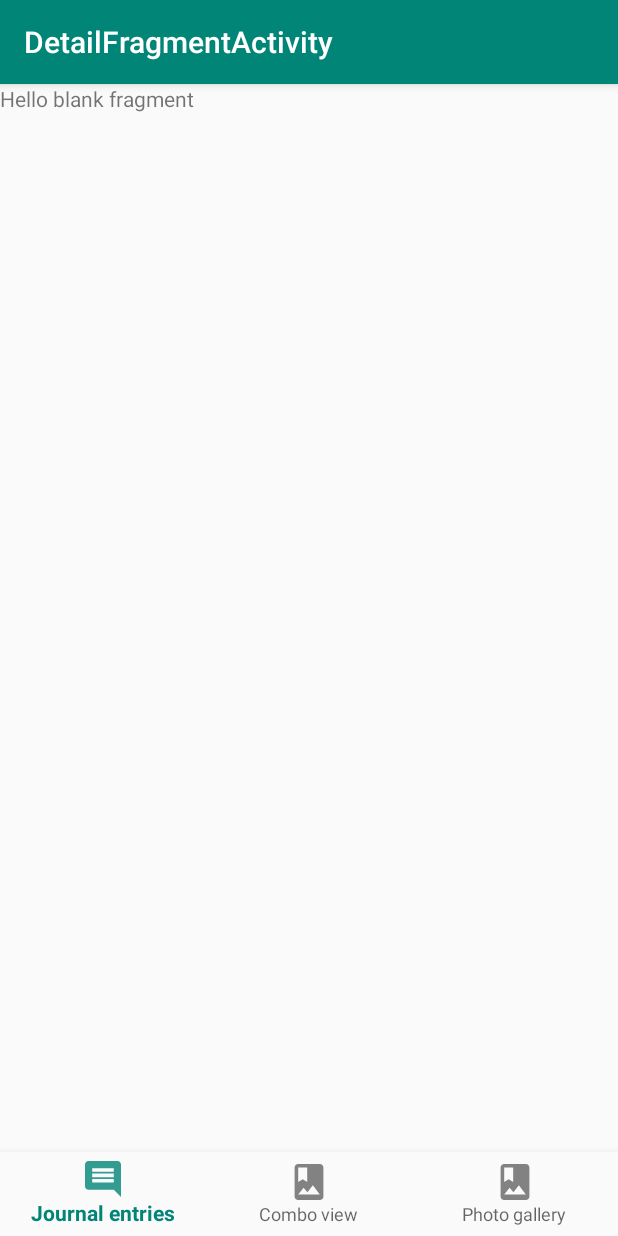
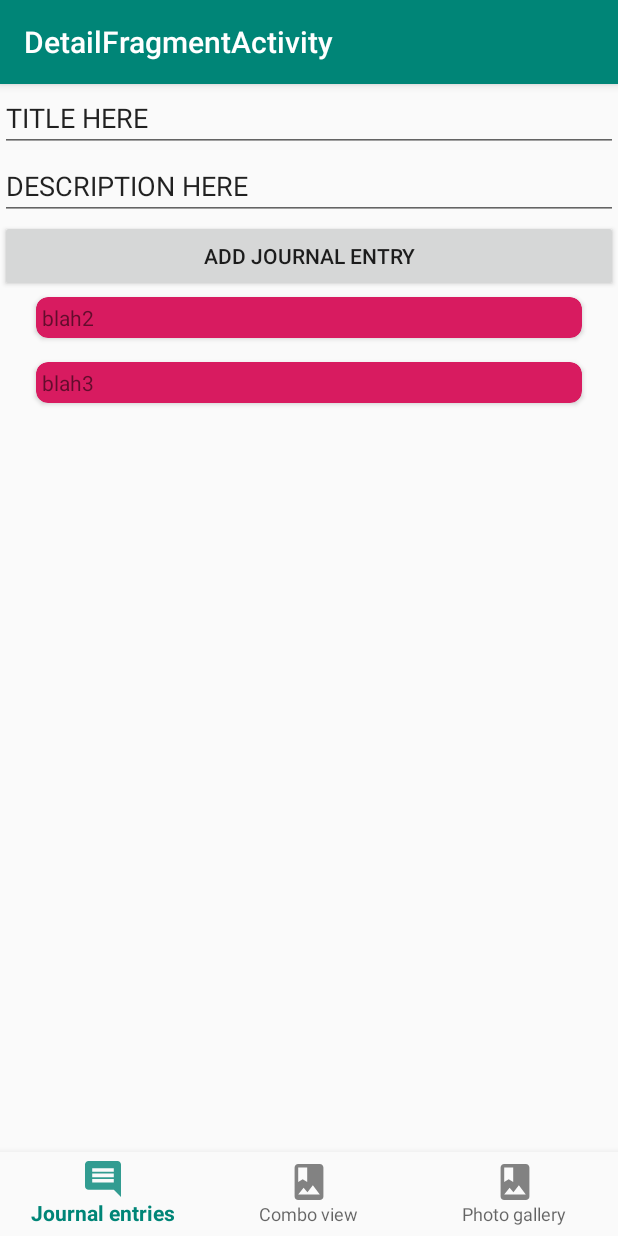
Before and after one commit to Build-Week-Bucket-List/android, an Android app: the fragment JournalItemDetailFragment placed in its activity, on a phone screen of 412 x 824 dp. Run offline under Robolectric (Android 15) with nearby library versions, the phone set to English and light mode, and no system bars; our stand-ins replace navigation-ui.

Commit message:
working on JournalItemDetailFragment.kt

```diff
--- a/app/src/main/java/com/rybarstudios/bucketlist/fragment/JournalItemDetailFragment.kt
+++ b/app/src/main/java/com/rybarstudios/bucketlist/fragment/JournalItemDetailFragment.kt
@@ -7,8 +7,11 @@ import androidx.fragment.app.Fragment
 import android.view.LayoutInflater
 import android.view.View
 import android.view.ViewGroup
+import androidx.recyclerview.widget.LinearLayoutManager
 
 import com.rybarstudios.bucketlist.R
+import com.rybarstudios.bucketlist.adapter.JournalItemRecyclerViewAdapter
+import kotlinx.android.synthetic.main.fragment_journal_item_list.*
 
 // TODO: Rename parameter arguments, choose names that match
 // the fragment initialization parameters, e.g. ARG_ITEM_NUMBER
@@ -29,6 +32,8 @@ class JournalItemDetailFragment : Fragment() {
     private var param2: String? = null
     private var listener: OnJournalItemFragmentInteractionListener? = null
 
+    val journalList = mutableListOf<String>("blah", "blah2", "blah3")
+
     override fun onCreate(savedInstanceState: Bundle?) {
         super.onCreate(savedInstanceState)
         arguments?.let {
@@ -42,7 +47,21 @@ class JournalItemDetailFragment : Fragment() {
         savedInstanceState: Bundle?
     ): View? {
         // Inflate the layout for this fragment
-        return inflater.inflate(R.layout.fragment_journal_item_detail, container, false)
+        return inflater.inflate(R.layout.fragment_journal_item_list, container, false)
+    }
+
+    override fun onViewCreated(view: View, savedInstanceState: Bundle?) {
+        super.onViewCreated(view, savedInstanceState)
+
+        journal_item_list.apply {
+            setHasFixedSize(true)
+            layoutManager = LinearLayoutManager(context)
+            adapter = JournalItemRecyclerViewAdapter(journalList)
+        }
+
+        button_add_journal_entry.setOnClickListener {
+
+        }
     }
 
     // TODO: Rename method, update argument and hook method into UI event
--- a/app/src/main/res/layout/fragment_journal_item_list.xml
+++ b/app/src/main/res/layout/fragment_journal_item_list.xml
@@ -25,6 +25,7 @@
             android:text="DESCRIPTION HERE"/>
 
         <Button
+            android:id="@+id/button_add_journal_entry"
             android:layout_width="match_parent"
             android:layout_height="wrap_content"
             android:text="Add Journal Entry"
```
